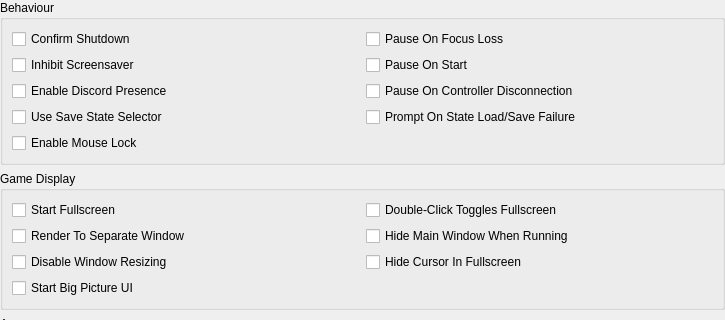
Qt form pcsx2-qt/Settings/InterfaceSettingsWidget.ui (PCSX2/pcsx2) before a commit; both pictures show x 0 to 725 and y 0 to 320 of the 725 by 637 pixel window.
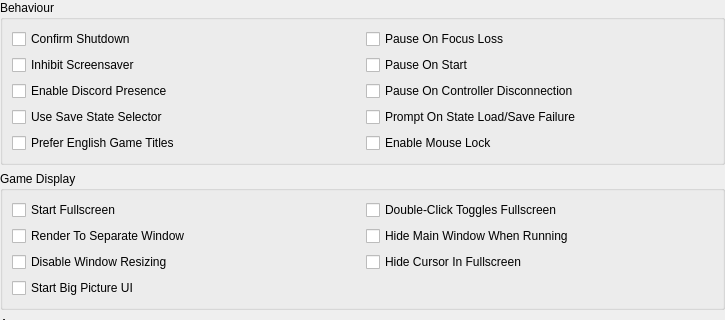
The same form after that commit. Icons and pictures are not drawn.

Commit message: VMManager: Make Prefer English also applies to other things

```diff
--- a/pcsx2-qt/Settings/InterfaceSettingsWidget.ui
+++ b/pcsx2-qt/Settings/InterfaceSettingsWidget.ui
@@ -86,6 +86,13 @@
        </widget>
       </item>
       <item row="4" column="0">
+       <widget class="QCheckBox" name="preferEnglishGameList">
+        <property name="text">
+         <string>Prefer English Game Titles</string>
+        </property>
+       </widget>
+      </item>
+      <item row="4" column="1">
        <widget class="QCheckBox" name="mouseLock">
         <property name="text">
          <string>Enable Mouse Lock</string>
```
Left out of the diff: 41 changed lines with no effect on the pictures. The commit also changes 9 other files.
